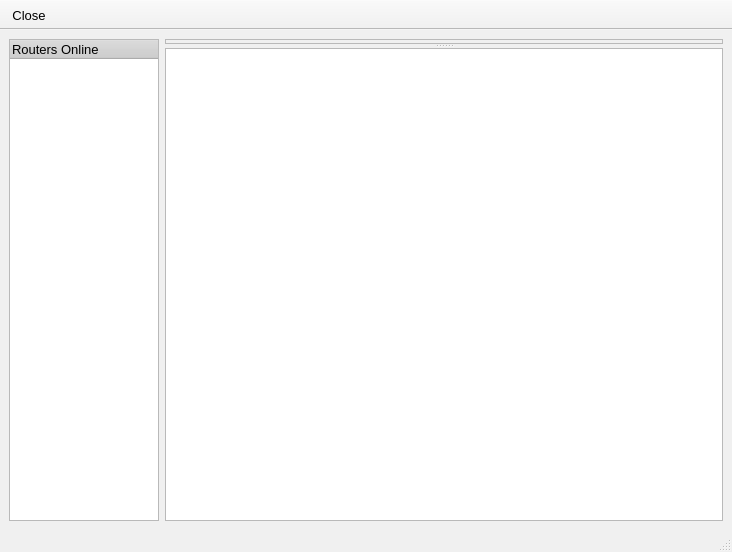
This is src/gui/network/netviewer.ui in a-ilin/vidalia as Qt 5 draws it before an edit. The edited form follows.
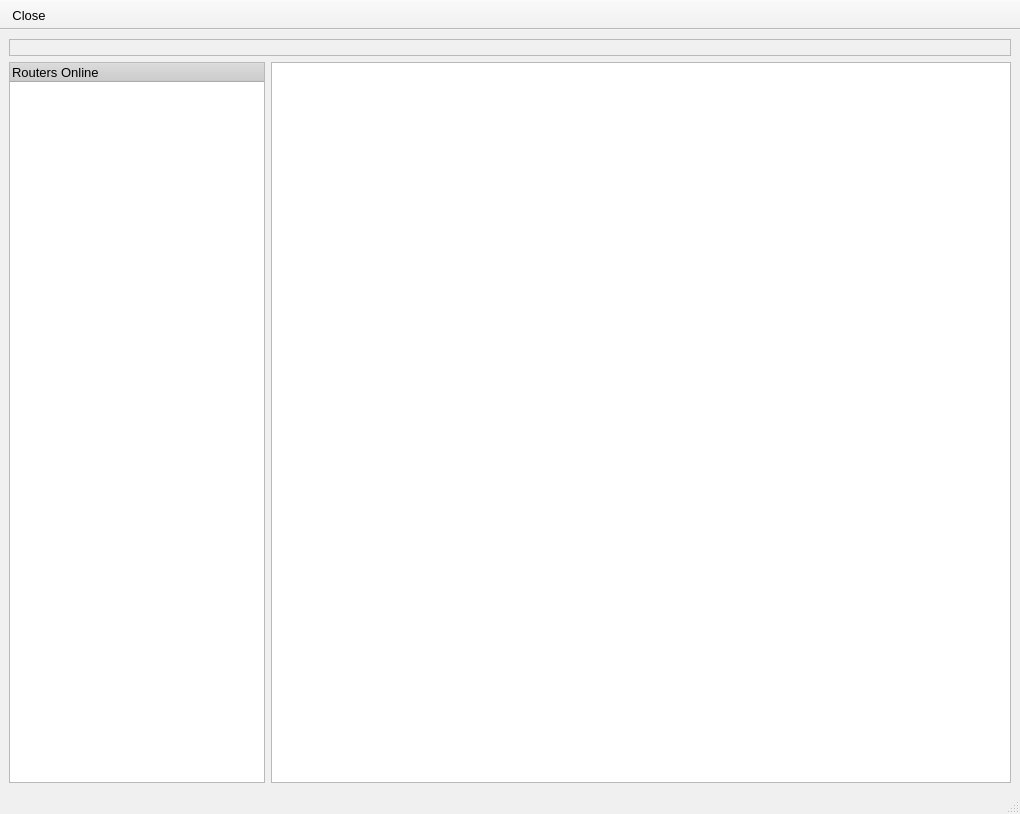
This is the edited form. Icons and pictures are not drawn.

Commit message:
The first of many test versions of NetViewer. Bigger image? Smaller?
svn:r718

What changed in the file:
```diff
--- a/src/gui/network/netviewer.ui
+++ b/src/gui/network/netviewer.ui
@@ -8,10 +8,24 @@
    <rect>
     <x>0</x>
     <y>0</y>
-    <width>732</width>
-    <height>552</height>
+    <width>1020</width>
+    <height>814</height>
    </rect>
   </property>
+  <property name="sizePolicy" >
+   <sizepolicy>
+    <hsizetype>5</hsizetype>
+    <vsizetype>5</vsizetype>
+    <horstretch>0</horstretch>
+    <verstretch>0</verstretch>
+   </sizepolicy>
+  </property>
+  <property name="maximumSize" >
+   <size>
+    <width>1020</width>
+    <height>16777215</height>
+   </size>
+  </property>
   <property name="palette" >
    <palette>
     <active>
@@ -301,7 +315,7 @@
    <enum>Qt::ToolButtonTextUnderIcon</enum>
   </property>
   <widget class="QWidget" name="centralwidget" >
-   <layout class="QHBoxLayout" >
+   <layout class="QVBoxLayout" >
     <property name="margin" >
      <number>9</number>
     </property>
@@ -309,6 +323,39 @@
      <number>6</number>
     </property>
     <item>
+     <widget class="QLabel" name="lblMap" >
+      <property name="contextMenuPolicy" >
+       <enum>Qt::NoContextMenu</enum>
+      </property>
+      <property name="frameShape" >
+       <enum>QFrame::StyledPanel</enum>
+      </property>
+      <property name="frameShadow" >
+       <enum>QFrame::Raised</enum>
+      </property>
+      <property name="text" >
+       <string/>
+      </property>
+      <property name="textFormat" >
+       <enum>Qt::PlainText</enum>
+      </property>
+      <property name="pixmap" >
+       <pixmap resource="../res/vidalia_common.qrc" >:/images/map/world-map.png</pixmap>
+      </property>
+      <property name="scaledContents" >
+       <bool>false</bool>
+      </property>
+     </widget>
+    </item>
+    <item>
+     <layout class="QHBoxLayout" >
+      <property name="margin" >
+       <number>0</number>
+      </property>
+      <property name="spacing" >
+       <number>6</number>
+      </property>
+      <item>
      <widget class="QTreeWidget" name="treeRouterList" >
       <property name="sizePolicy" >
        <sizepolicy>
@@ -318,18 +365,6 @@
         <verstretch>0</verstretch>
        </sizepolicy>
       </property>
-      <property name="minimumSize" >
-       <size>
-        <width>150</width>
-        <height>0</height>
-       </size>
-      </property>
-      <property name="maximumSize" >
-       <size>
-        <width>150</width>
-        <height>16777215</height>
-       </size>
-      </property>
       <property name="contextMenuPolicy" >
        <enum>Qt::NoContextMenu</enum>
       </property>
@@ -344,42 +379,6 @@
      </widget>
     </item>
     <item>
-     <widget class="QSplitter" name="splitter" >
-      <property name="orientation" >
-       <enum>Qt::Vertical</enum>
-      </property>
-      <property name="childrenCollapsible" >
-       <bool>false</bool>
-      </property>
-      <widget class="QFrame" name="frmMap" >
-       <property name="statusTip" >
-        <string>This is the OpenGL widget from hell</string>
-       </property>
-       <property name="frameShape" >
-        <enum>QFrame::StyledPanel</enum>
-       </property>
-       <property name="frameShadow" >
-        <enum>QFrame::Raised</enum>
-       </property>
-       <layout class="QVBoxLayout" >
-        <property name="margin" >
-         <number>0</number>
-        </property>
-        <property name="spacing" >
-         <number>0</number>
-        </property>
-        <item>
-         <layout class="QGridLayout" >
-          <property name="margin" >
-           <number>0</number>
-          </property>
-          <property name="spacing" >
-           <number>0</number>
-          </property>
-         </layout>
-        </item>
-       </layout>
-      </widget>
       <widget class="QTextBrowser" name="textRouterInfo" >
        <property name="contextMenuPolicy" >
         <enum>Qt::NoContextMenu</enum>
@@ -391,7 +390,8 @@
         <bool>true</bool>
        </property>
       </widget>
-     </widget>
+      </item>
+     </layout>
     </item>
    </layout>
   </widget>
@@ -399,9 +399,9 @@
    <property name="geometry" >
     <rect>
      <x>0</x>
-     <y>530</y>
-     <width>732</width>
-     <height>22</height>
+     <y>795</y>
+     <width>1020</width>
+     <height>19</height>
     </rect>
    </property>
   </widget>
```
Lines whose indentation alone changed are shown as unchanged. The commit also changes 2 other files.
